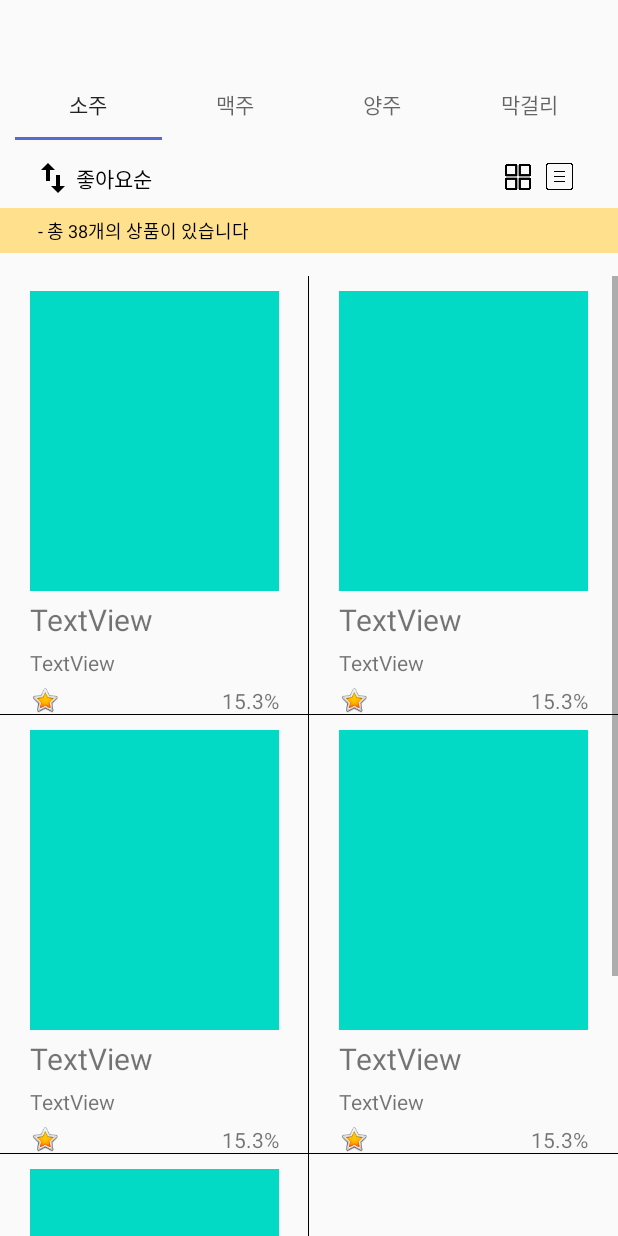
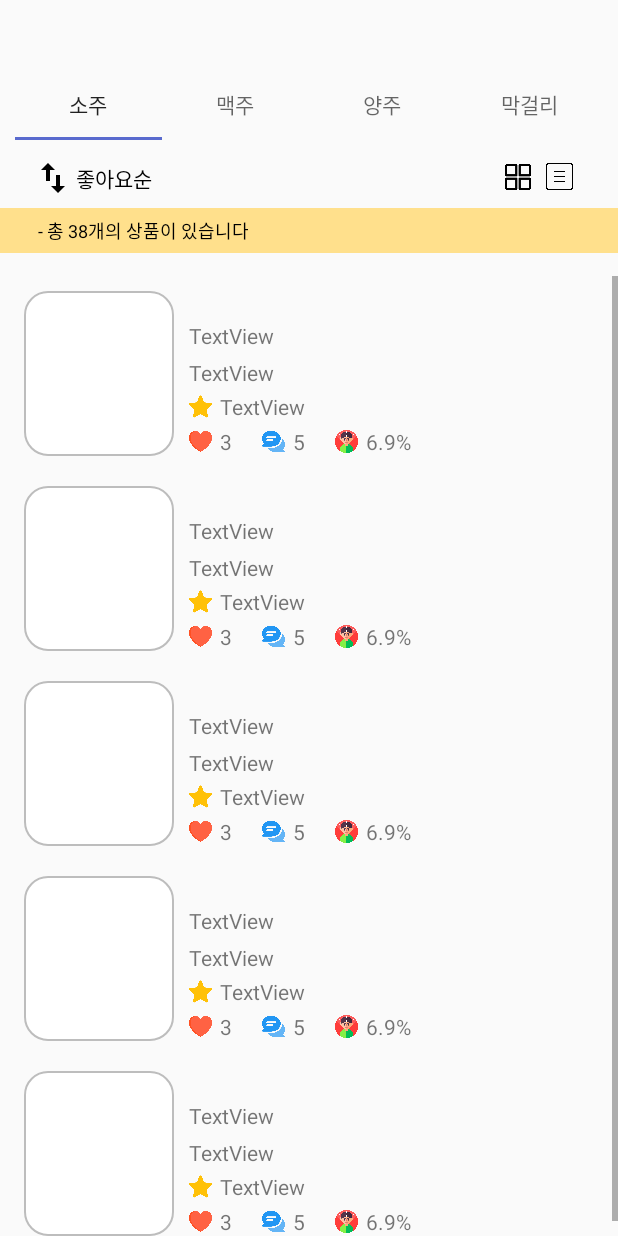
Before and after one commit to jiwon2724/drinkProject, an Android app: the screen it shows after launch (DrinkListActivity), after a tap on an icon or button, on a phone screen of 412 x 824 dp. Run offline under Robolectric (Android 15) with nearby library versions, the phone set to English and light mode, and no system bars; libraries missing offline, so code that uses them is left out: me.relex.circleindicator; pictures from the network do not load.

Commit message:
RecyclerView 보기 형식 구현  - Grid  - List(Vertical)
 DrinkListActivity ImageView 클릭 리스너 구현
 (그리드형식, 리스트형식)

 DrinkListAdapter viewType 추가

```diff
--- a/app/src/main/java/com/example/drinkproject/DRINK/DrinkListActivity.kt
+++ b/app/src/main/java/com/example/drinkproject/DRINK/DrinkListActivity.kt
@@ -2,27 +2,23 @@ package com.example.drinkproject.DRINK
 
 import androidx.appcompat.app.AppCompatActivity
 import android.os.Bundle
-import android.util.Log
+import android.view.View
 import androidx.recyclerview.widget.GridLayoutManager
+import androidx.recyclerview.widget.LinearLayoutManager
 import com.example.drinkproject.R
-import com.example.drinkproject.RESOURCE.ADAPTER.testAdapter
+import com.example.drinkproject.RESOURCE.ADAPTER.DrinkListAdapter
 import kotlinx.android.synthetic.main.activity_drink_list.*
 
-class DrinkListActivity : AppCompatActivity() {
+class DrinkListActivity : AppCompatActivity(), View.OnClickListener {
 
     var drinkType : String =""
+    val arrayList : ArrayList<String> = arrayListOf("asd", "sss", "123", "123", "123")
+    var adapter = DrinkListAdapter(this, arrayList, 1)
 
     override fun onCreate(savedInstanceState: Bundle?) {
         super.onCreate(savedInstanceState)
         setContentView(R.layout.activity_drink_list)
-
         init()
-
-        val arrayList : ArrayList<String> = arrayListOf("asd", "sss", "123", "123", "123")
-        val adapter = testAdapter(this, arrayList)
-
-        recyclerView.layoutManager = GridLayoutManager(this, 2)
-        recyclerView.adapter = adapter
     }
 
     fun init(){
@@ -30,5 +26,31 @@ class DrinkListActivity : AppCompatActivity() {
             true -> { drinkType = intent.getStringExtra("drinkType")!! }
             false -> finish() // 들어온 값이 없을때 처리
         }
+
+        gridButton.setOnClickListener(this)
+        listButton.setOnClickListener(this)
+
+        recyclerView.layoutManager = LinearLayoutManager(this)
+        recyclerView.adapter = adapter
+    }
+
+    override fun onClick(view: View?) {
+        val listArrayList : ArrayList<String> = arrayListOf("asd", "sss", "123", "123", "123")
+        when(view){
+            gridButton -> {
+                arrayList.clear()
+                val adapter = DrinkListAdapter(this, listArrayList, 0)
+                recyclerView.layoutManager = GridLayoutManager(this, 2)
+                recyclerView.adapter = adapter
+                adapter.notifyDataSetChanged()
+            }
+            listButton -> {
+                arrayList.clear()
+                val adapter = DrinkListAdapter(this, listArrayList, 1)
+                recyclerView.layoutManager = LinearLayoutManager(this)
+                recyclerView.adapter = adapter
+                adapter.notifyDataSetChanged()
+            }
+        }
     }
 }
--- /dev/null
+++ b/app/src/main/java/com/example/drinkproject/RESOURCE/ADAPTER/DrinkListAdapter.kt
@@ -0,0 +1,65 @@
+package com.example.drinkproject.RESOURCE.ADAPTER
+
+import android.content.Context
+import android.view.LayoutInflater
+import android.view.View
+import android.view.ViewGroup
+import androidx.core.view.isInvisible
+import androidx.recyclerview.widget.RecyclerView
+import com.example.drinkproject.R
+
+class DrinkListAdapter(val context : Context, val list : ArrayList<String>, val chooseLayout : Int) : RecyclerView.Adapter<RecyclerView.ViewHolder>(){
+    companion object {
+        const val GRID_TYPE = 0
+        const val LIST_TYPE = 1
+    }
+
+    override fun getItemViewType(position: Int): Int {
+        return when(chooseLayout){
+            0 -> GRID_TYPE
+            1 -> LIST_TYPE
+            else -> throw IllegalArgumentException("Invalid view type")
+        }
+    }
+
+    override fun onCreateViewHolder(parent: ViewGroup, viewType: Int): RecyclerView.ViewHolder {
+        return when(viewType){
+            GRID_TYPE -> {
+                val gridView = LayoutInflater.from(context).inflate(R.layout.drink_grid_view, parent, false)
+                GridHolder(gridView)
+            }
+            LIST_TYPE -> {
+                val listView = LayoutInflater.from(context).inflate(R.layout.drink_list_view, parent, false)
+                ListHolder(listView)
+            }
+            else -> throw IllegalArgumentException("Invalid view type")
+        }
+    }
+
+    override fun onBindViewHolder(holder: RecyclerView.ViewHolder, position: Int) {
+        when(holder){
+            is GridHolder -> holder.bind()
+            is ListHolder -> holder.bind()
+        }
+    }
+
+    override fun getItemCount(): Int {
+        return list.size
+    }
+
+    inner class GridHolder(itemView : View) : RecyclerView.ViewHolder(itemView){
+        val view3 = itemView.findViewById<View>(R.id.view3)
+
+        fun bind(){
+            when(adapterPosition%2==1){
+                true -> { view3.isInvisible = true }
+            }
+        }
+    }
+
+    inner class ListHolder(itemView : View) : RecyclerView.ViewHolder(itemView){
+        fun bind() {
+
+        }
+    }
+}
--- a/app/src/main/java/com/example/drinkproject/RESOURCE/ADAPTER/TestAdapter.kt
+++ /dev/null
@@ -1,34 +0,0 @@
-package com.example.drinkproject.RESOURCE.ADAPTER
-
-import android.content.Context
-import android.view.LayoutInflater
-import android.view.View
-import android.view.ViewGroup
-import androidx.core.view.isInvisible
-import androidx.recyclerview.widget.RecyclerView
-import com.example.drinkproject.R
-
-class testAdapter(val context : Context, val list : ArrayList<String>) : RecyclerView.Adapter<testAdapter.Holder>(){
-    override fun onCreateViewHolder(parent: ViewGroup, viewType: Int): Holder {
-        val view = LayoutInflater.from(context).inflate(R.layout.test_item, parent, false)
-        return Holder(view)
-    }
-
-    override fun onBindViewHolder(holder: Holder, position: Int) {
-        holder.bind()
-    }
-
-    override fun getItemCount(): Int {
-        return list.size
-    }
-
-    inner class Holder(itemView : View) : RecyclerView.ViewHolder(itemView){
-        val view3 = itemView.findViewById<View>(R.id.view3)
-
-        fun bind(){
-            when(adapterPosition%2==1){
-                true -> { view3.isInvisible = true }
-            }
-        }
-    }
-}
--- a/app/src/main/res/layout/activity_drink_list.xml
+++ b/app/src/main/res/layout/activity_drink_list.xml
@@ -75,17 +75,17 @@
         app:layout_constraintTop_toBottomOf="@+id/tabLayout2" />
 
     <Button
-        android:id="@+id/button"
+        android:id="@+id/gridButton"
         android:layout_width="17dp"
         android:layout_height="17dp"
         android:layout_marginEnd="10dp"
         android:background="@drawable/hamburger"
-        app:layout_constraintBottom_toBottomOf="@+id/button2"
-        app:layout_constraintEnd_toStartOf="@+id/button2"
-        app:layout_constraintTop_toTopOf="@+id/button2" />
+        app:layout_constraintBottom_toBottomOf="@+id/listButton"
+        app:layout_constraintEnd_toStartOf="@+id/listButton"
+        app:layout_constraintTop_toTopOf="@+id/listButton" />
 
     <Button
-        android:id="@+id/button2"
+        android:id="@+id/listButton"
         android:layout_width="18dp"
         android:layout_height="18dp"
         android:layout_marginTop="15dp"
--- /dev/null
+++ b/app/src/main/res/layout/drink_list_view.xml
@@ -0,0 +1,118 @@
+<?xml version="1.0" encoding="utf-8"?>
+<androidx.constraintlayout.widget.ConstraintLayout
+    xmlns:android="http://schemas.android.com/apk/res/android"
+    xmlns:app="http://schemas.android.com/apk/res-auto"
+    xmlns:tools="http://schemas.android.com/tools"
+    android:layout_width="match_parent"
+    android:layout_height="130dp">
+
+    <ImageView
+        android:id="@+id/imageView10"
+        android:layout_width="100dp"
+        android:layout_height="0dp"
+        android:layout_marginStart="16dp"
+        android:layout_marginTop="10dp"
+        android:layout_marginBottom="10dp"
+        app:layout_constraintBottom_toBottomOf="parent"
+        app:layout_constraintStart_toStartOf="parent"
+        app:layout_constraintTop_toTopOf="parent"
+        app:srcCompat="@drawable/radius" />
+
+    <TextView
+        android:id="@+id/textView2"
+        android:layout_width="wrap_content"
+        android:layout_height="wrap_content"
+        android:layout_marginStart="10dp"
+        android:layout_marginTop="20dp"
+        android:text="TextView"
+        app:layout_constraintStart_toEndOf="@+id/imageView10"
+        app:layout_constraintTop_toTopOf="@+id/imageView10" />
+
+    <TextView
+        android:id="@+id/textView5"
+        android:layout_width="wrap_content"
+        android:layout_height="wrap_content"
+        android:layout_marginTop="5dp"
+        android:text="TextView"
+        app:layout_constraintStart_toStartOf="@+id/textView2"
+        app:layout_constraintTop_toBottomOf="@+id/textView2" />
+
+    <ImageView
+        android:id="@+id/imageView11"
+        android:layout_width="15dp"
+        android:layout_height="15dp"
+        android:layout_marginTop="5dp"
+        app:layout_constraintStart_toStartOf="@+id/textView5"
+        app:layout_constraintTop_toBottomOf="@+id/textView5"
+        app:srcCompat="@drawable/star" />
+
+    <TextView
+        android:id="@+id/textView6"
+        android:layout_width="wrap_content"
+        android:layout_height="wrap_content"
+        android:layout_marginStart="5dp"
+        android:text="TextView"
+        app:layout_constraintBottom_toBottomOf="@+id/imageView11"
+        app:layout_constraintStart_toEndOf="@+id/imageView11"
+        app:layout_constraintTop_toTopOf="@+id/imageView11" />
+
+    <ImageView
+        android:id="@+id/imageView12"
+        android:layout_width="15dp"
+        android:layout_height="15dp"
+        android:layout_marginTop="5dp"
+        app:layout_constraintBottom_toBottomOf="@+id/imageView10"
+        app:layout_constraintStart_toStartOf="@+id/imageView11"
+        app:layout_constraintTop_toBottomOf="@+id/imageView11"
+        app:srcCompat="@drawable/heart" />
+
+    <TextView
+        android:id="@+id/textView7"
+        android:layout_width="wrap_content"
+        android:layout_height="wrap_content"
+        android:layout_marginStart="5dp"
+        android:text="3"
+        app:layout_constraintBottom_toBottomOf="@+id/imageView12"
+        app:layout_constraintStart_toEndOf="@+id/imageView12"
+        app:layout_constraintTop_toTopOf="@+id/imageView12" />
+
+    <ImageView
+        android:id="@+id/imageView13"
+        android:layout_width="15dp"
+        android:layout_height="15dp"
+        android:layout_marginStart="20dp"
+        app:layout_constraintBottom_toBottomOf="@+id/imageView12"
+        app:layout_constraintStart_toEndOf="@+id/textView7"
+        app:layout_constraintTop_toTopOf="@+id/imageView12"
+        app:srcCompat="@drawable/chat" />
+
+    <TextView
+        android:id="@+id/textView8"
+        android:layout_width="wrap_content"
+        android:layout_height="wrap_content"
+        android:layout_marginStart="5dp"
+        android:text="5"
+        app:layout_constraintBottom_toBottomOf="@+id/imageView13"
+        app:layout_constraintStart_toEndOf="@+id/imageView13"
+        app:layout_constraintTop_toTopOf="@+id/imageView13" />
+
+    <ImageView
+        android:id="@+id/imageView14"
+        android:layout_width="15dp"
+        android:layout_height="15dp"
+        android:layout_marginStart="20dp"
+        app:layout_constraintBottom_toBottomOf="@+id/imageView12"
+        app:layout_constraintStart_toEndOf="@+id/textView8"
+        app:layout_constraintTop_toTopOf="@+id/imageView12"
+        app:srcCompat="@drawable/drunk" />
+
+    <TextView
+        android:id="@+id/textView9"
+        android:layout_width="wrap_content"
+        android:layout_height="wrap_content"
+        android:layout_marginStart="5dp"
+        android:text="6.9%"
+        app:layout_constraintBottom_toBottomOf="@+id/imageView14"
+        app:layout_constraintStart_toEndOf="@+id/imageView14"
+        app:layout_constraintTop_toTopOf="@+id/imageView14" />
+</androidx.constraintlayout.widget.ConstraintLayout>
```
Also changed, not shown: app/src/main/res/layout/drink_grid_view.xml (renamed from app/src/main/res/layout/test_item.xml).
